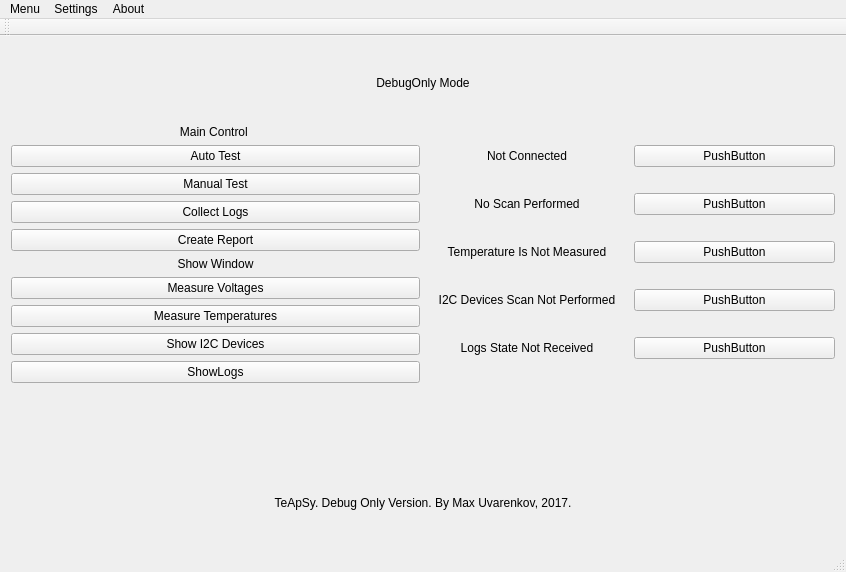
Qt form TeApSy/mainwindow.ui (Mar94oK/TeApSy) before a commit.
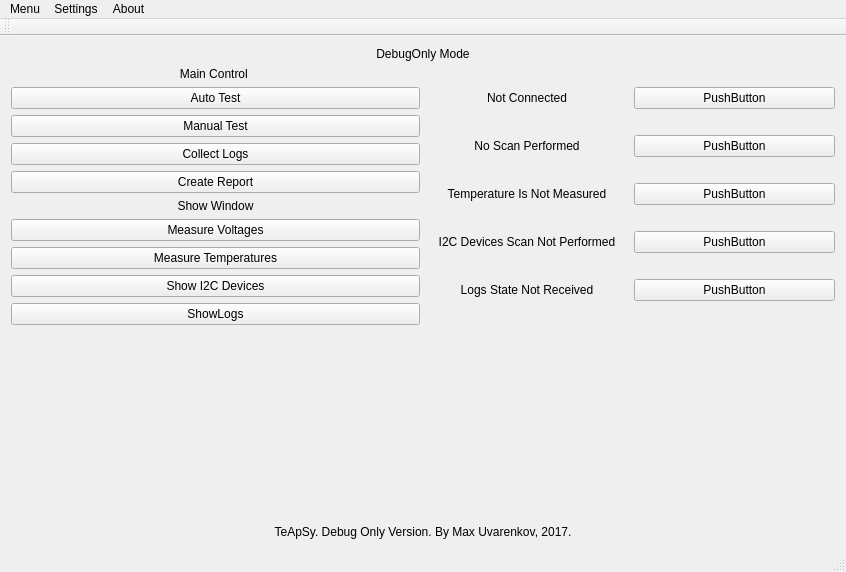
The same form after that commit. Custom widgets are drawn as their Qt base class.

Commit message:
Trying to set the Image to the MainBoardWidget.
-now works, but only the size of the picture is the issue. How to
control it?

The edit to the form file:
```diff
--- a/TeApSy/mainwindow.ui
+++ b/TeApSy/mainwindow.ui
@@ -18,7 +18,14 @@
     <item row="3" column="0">
      <layout class="QHBoxLayout" name="lt_MainBoardWidget">
       <item>
-       <widget class="QWidget" name="widget" native="true"/>
+       <widget class="MainBoardWidget" name="wt_MainBoard" native="true">
+        <property name="sizePolicy">
+         <sizepolicy hsizetype="Minimum" vsizetype="Expanding">
+          <horstretch>0</horstretch>
+          <verstretch>0</verstretch>
+         </sizepolicy>
+        </property>
+       </widget>
       </item>
      </layout>
     </item>
@@ -26,6 +33,12 @@
      <layout class="QVBoxLayout" name="lt_Status">
       <item>
        <widget class="QLabel" name="lbl_AboutProgramm">
+        <property name="sizePolicy">
+         <sizepolicy hsizetype="Preferred" vsizetype="Minimum">
+          <horstretch>0</horstretch>
+          <verstretch>0</verstretch>
+         </sizepolicy>
+        </property>
         <property name="text">
          <string>TeApSy. Debug Only Version. By Max Uvarenkov, 2017.</string>
         </property>
@@ -292,6 +305,14 @@
   <widget class="QStatusBar" name="statusBar"/>
  </widget>
  <layoutdefault spacing="6" margin="11"/>
+ <customwidgets>
+  <customwidget>
+   <class>MainBoardWidget</class>
+   <extends>QWidget</extends>
+   <header location="global">mainboardwidget.h</header>
+   <container>1</container>
+  </customwidget>
+ </customwidgets>
  <resources/>
  <connections/>
 </ui>
```
The commit also changes 11 other files.
